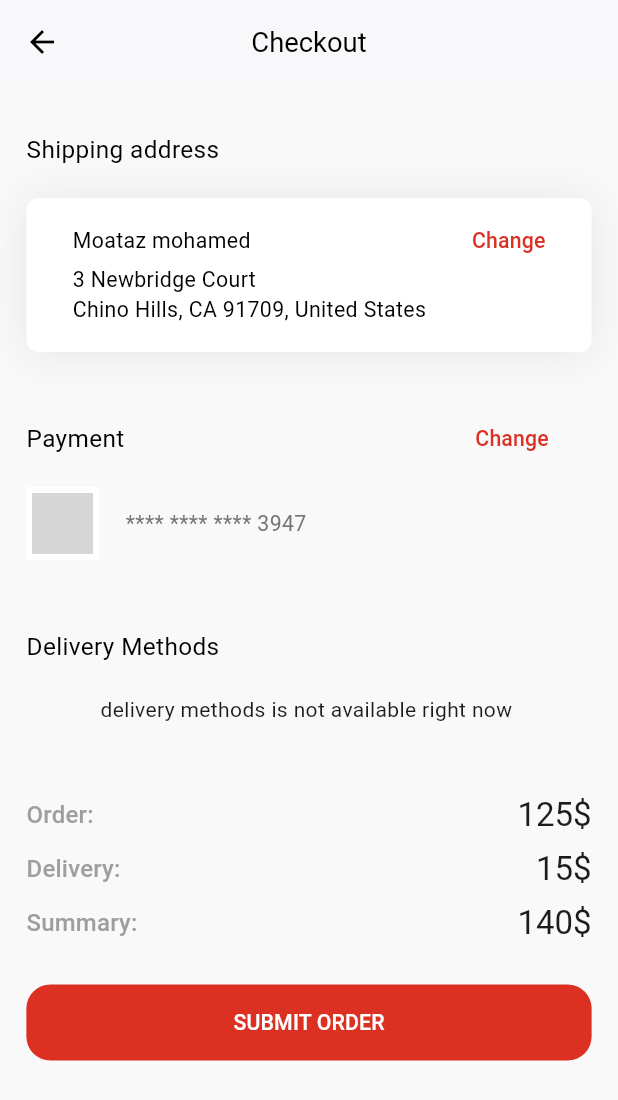
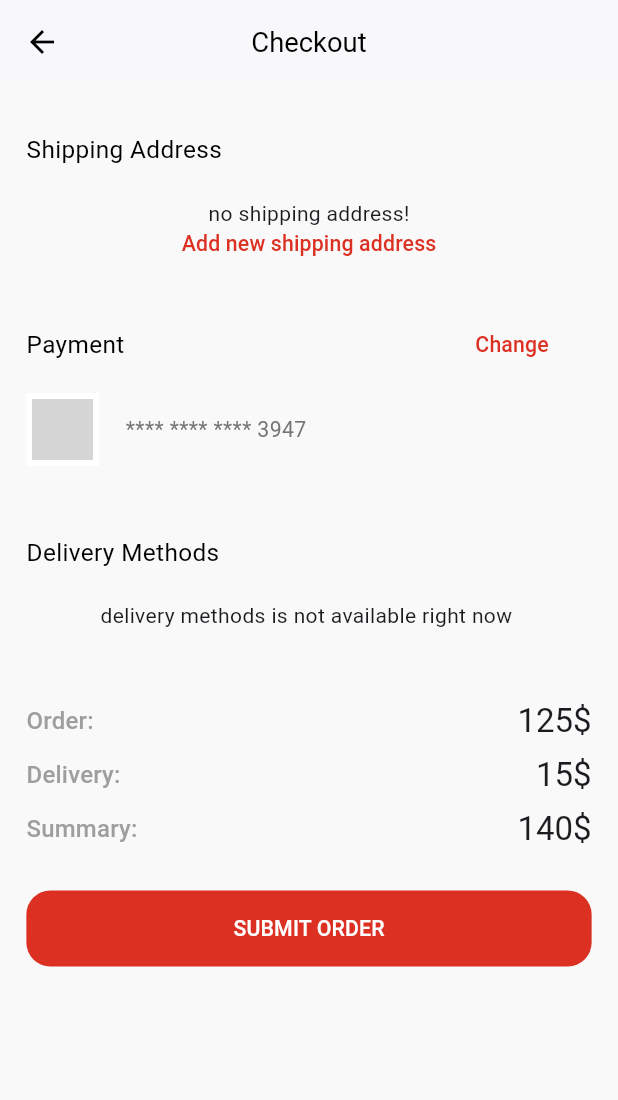
Before and after one commit to moataz399/e_commerce-with-firebase-and-provider, a Flutter app: the BottomNavBarPage screen opened directly, after a tap on "CHECK OUT", on a phone screen of 412 x 824 dp. Shown: the top 1100 px of the screen. Run offline on Flutter 3.47's test engine with Material 3 defaults, Android fonts, the phone set to English and light mode, and no system bars; our stand-ins replace cloud_firestore, firebase_auth, firebase_core, flutter_rating_bar, flutter_screenutil, get_it and 1 more; accounts and stored records are empty; network calls fail; grey boxes are pictures that could not be loaded.

Commit message:
[feature] saving shipping address

```diff
--- a/lib/controllers/database_controller.dart
+++ b/lib/controllers/database_controller.dart
@@ -1,5 +1,6 @@
 import 'package:e_commerce/models/add_to_cart_model.dart';
 import 'package:e_commerce/models/delivery_method.dart';
+import 'package:e_commerce/models/shipping_address.dart';
 import 'package:e_commerce/models/user_model.dart';
 import 'package:e_commerce/services/firestore_services.dart';
 import 'package:e_commerce/utils/constants/api_path.dart';
@@ -15,7 +16,11 @@ abstract class Database {
 
   Stream<List<DeliveryMethodModel>> deliveryMethod();
 
+  Stream<List<ShippingAddressModel>> getShippingAddresses();
+
   Future<void> setUserData(UserData userData);
+
+  Future<void> saveAddress(ShippingAddressModel shippingAddressModel);
 
   Future<void> addToCart(AddToCartModel model);
 }
@@ -51,7 +56,7 @@ class FireStoreDatabase implements Database {
   @override
   Future<void> addToCart(AddToCartModel addToCartModel) async {
     return _service.setData(
-        path: ApiPath.AddToCart(uId, addToCartModel.id),
+        path: ApiPath.addToCart(uId, addToCartModel.id),
         data: addToCartModel.toMap());
   }
 
@@ -70,4 +75,18 @@ class FireStoreDatabase implements Database {
         builder: (data, documentId) =>
             DeliveryMethodModel.fromMap(data!, documentId));
   }
+
+  @override
+  Stream<List<ShippingAddressModel>> getShippingAddresses() {
+    return _service.collectionStream(
+        path: ApiPath.userShippingAddress(uId),
+        builder: (data, documentId) =>
+            ShippingAddressModel.fromMap(data!, documentId));
+  }
+
+  @override
+  Future<void> saveAddress(ShippingAddressModel address) async {
+    return await _service.setData(
+        path: ApiPath.newAddress(uId, address.id), data: address.toMap());
+  }
 }
--- /dev/null
+++ b/lib/models/shipping_address.dart
@@ -0,0 +1,46 @@
+class ShippingAddressModel {
+  final String id;
+  final String address;
+  final String fullName;
+  final String city;
+  final String country;
+  final String state;
+  final bool isDefault;
+  final String zipCode;
+
+  ShippingAddressModel(
+      {required this.id,
+      required this.address,
+      required this.fullName,
+      required this.city,
+      required this.country,
+      required this.state,
+      this.isDefault = false,
+      required this.zipCode});
+
+  Map<String, dynamic> toMap() {
+    return {
+      'id': id,
+      'address': address,
+      'fullName': fullName,
+      'city': city,
+      'country': country,
+      'state': state,
+      'isDefault': isDefault,
+      'zipCode': zipCode,
+    };
+  }
+
+  factory ShippingAddressModel.fromMap(Map<String, dynamic> map,String documentId) {
+    return ShippingAddressModel(
+      id: documentId,
+      address: map['address'] as String,
+      fullName: map['fullName'] as String,
+      city: map['city'] as String,
+      country: map['country'] as String,
+      state: map['state'] as String,
+      isDefault: map['isDefault'] as bool,
+      zipCode: map['zipCode'] as String,
+    );
+  }
+}
--- a/lib/utils/routing/app_router.dart
+++ b/lib/utils/routing/app_router.dart
@@ -7,14 +7,26 @@ import 'package:e_commerce/views/pages/landing_page.dart';
 import 'package:e_commerce/views/pages/login_page.dart';
 import 'package:e_commerce/views/pages/product_details.dart';
 import 'package:e_commerce/views/pages/register_page.dart';
+import 'package:e_commerce/views/pages/add_shipping_address_page.dart';
 import 'package:flutter/material.dart';
 import 'package:provider/provider.dart';
+
+import '../../views/pages/shipping_address_page.dart';
 
 Route<dynamic> onGenerate(RouteSettings settings) {
   switch (settings.name) {
     case AppRoutes.landingPage:
       return MaterialPageRoute(
         builder: (_) => const LandingPage(),
+        settings: settings,
+      );
+    case AppRoutes.addShippingAddressPage:
+      final database=settings.arguments as Database;
+      return MaterialPageRoute(
+        builder: (_) =>
+            Provider<Database>.value(
+                value: database,
+                child: const AddShippingAddressPage()),
         settings: settings,
       );
     case AppRoutes.productDetails:
@@ -35,6 +47,11 @@ Route<dynamic> onGenerate(RouteSettings settings) {
       return MaterialPageRoute(
         settings: settings,
         builder: (_) => const LoginPage(),
+      );
+    case AppRoutes.shippingAddressPage:
+      return MaterialPageRoute(
+        settings: settings,
+        builder: (_) => const ShippingAddressPage(),
       );
     case AppRoutes.checkOutPage:
       final database = settings.arguments as Database;
--- a/lib/utils/routing/routes.dart
+++ b/lib/utils/routing/routes.dart
@@ -6,4 +6,7 @@ class AppRoutes {
   static const String homePage = '/homePage';
   static const String productDetails = '/productDetails';
   static const String checkOutPage = '/checkOutPage';
+  static const String shippingAddressPage = '/shippingAddressPage';
+  static const String addShippingAddressPage =
+      '/checkOut/addShippingAddressPage';
 }
--- a/lib/views/pages/checkout_page.dart
+++ b/lib/views/pages/checkout_page.dart
@@ -1,6 +1,8 @@
 import 'package:e_commerce/controllers/database_controller.dart';
 import 'package:e_commerce/models/delivery_method.dart';
+import 'package:e_commerce/models/shipping_address.dart';
 import 'package:e_commerce/utils/helpers/spacing.dart';
+import 'package:e_commerce/utils/routing/routes.dart';
 import 'package:e_commerce/utils/theming/text_styles.dart';
 import 'package:e_commerce/views/widgets/app_text_button.dart';
 import 'package:flutter/material.dart';
@@ -12,6 +14,7 @@ import '../widgets/check_out/check_out_order_details.dart';
 import '../widgets/check_out/delivery_method.dart';
 import '../widgets/check_out/payment_component.dart';
 import '../widgets/check_out/shiping_address_component.dart';
+import '../widgets/loading_page.dart';
 
 class CheckOutPage extends StatefulWidget {
   const CheckOutPage({super.key});
@@ -43,11 +46,51 @@ class _CheckOutPageState extends State<CheckOutPage> {
             crossAxisAlignment: CrossAxisAlignment.start,
             children: [
               Text(
-                'Shipping address',
+                'Shipping Address',
                 style: TextStyles.font16BlackRegular,
               ),
               verticalSpace(20.h),
-              const ShippingAddressComponent(),
+              StreamBuilder<List<ShippingAddressModel>>(
+                  stream: database.getShippingAddresses(),
+                  builder: (context, snapshot) {
+                    if (snapshot.connectionState == ConnectionState.active) {
+                      final shippingAddresses = snapshot.data;
+
+                      if (shippingAddresses == null ||
+                          shippingAddresses.isEmpty) {
+                        return Center(
+                          child: Column(
+                            children: [
+                              const Text('no shipping address!'),
+                              TextButton(
+                                style: TextButton.styleFrom(
+                                  minimumSize: Size.zero,
+                                  padding:
+                                      EdgeInsets.symmetric(horizontal: 26.w),
+                                  tapTargetSize:
+                                      MaterialTapTargetSize.shrinkWrap,
+                                ),
+                                onPressed: () {
+                                  Navigator.of(context).pushNamed(
+                                      AppRoutes.addShippingAddressPage,
+                                      arguments: database);
+                                },
+                                child: Text(
+                                  'Add new shipping address',
+                                  style: TextStyles.font14DarkRedMedium,
+                                ),
+                              )
+                            ],
+                          ),
+                        );
+                      }
+
+                      return ShippingAddressComponent(
+                        shippingAddressModel: shippingAddresses[0],
+                      );
+                    }
+                    return const LoadingPage();
+                  }),
               verticalSpace(45.h),
               Row(
                 mainAxisAlignment: MainAxisAlignment.spaceBetween,
--- a/lib/views/pages/login_page.dart
+++ b/lib/views/pages/login_page.dart
@@ -31,7 +31,7 @@ class _LoginPageState extends State<LoginPage> {
     try {
       if (_formKey.currentState!.validate()) {
         await controller.submitLogin(
-            email: emailController.text, password: passwordController.text);
+            email: emailController.text.trim(), password: passwordController.text.trim());
         if (!mounted) return;
         Navigator.of(context).pushNamed(AppRoutes.bottomNavBar);
       }
--- a/lib/views/pages/register_page.dart
+++ b/lib/views/pages/register_page.dart
@@ -35,7 +35,8 @@ class _RegisterPageState extends State<RegisterPage> {
     try {
       if (_formKey.currentState!.validate()) {
         await controller.submitRegister(
-            email: emailController.text, password: passwordController.text);
+            email: emailController.text.trim(),
+            password: passwordController.text.trim());
         if (!mounted) return;
         Navigator.of(context).pushNamed(AppRoutes.bottomNavBar);
       }
--- a/lib/views/widgets/check_out/shiping_address_component.dart
+++ b/lib/views/widgets/check_out/shiping_address_component.dart
@@ -1,3 +1,4 @@
+import 'package:e_commerce/models/shipping_address.dart';
 import 'package:e_commerce/utils/helpers/spacing.dart';
 import 'package:flutter/material.dart';
 import 'package:flutter_screenutil/flutter_screenutil.dart';
@@ -5,7 +6,10 @@ import 'package:flutter_screenutil/flutter_screenutil.dart';
 import '../../../utils/theming/text_styles.dart';
 
 class ShippingAddressComponent extends StatelessWidget {
-  const ShippingAddressComponent({super.key});
+  const ShippingAddressComponent(
+      {super.key, required this.shippingAddressModel});
+
+  final ShippingAddressModel shippingAddressModel;
 
   @override
   Widget build(BuildContext context) {
@@ -31,7 +35,7 @@ class ShippingAddressComponent extends StatelessWidget {
               mainAxisAlignment: MainAxisAlignment.spaceBetween,
               children: [
                 Text(
-                  'Moataz mohamed',
+                  shippingAddressModel.fullName,
                   style: TextStyles.font14BlackRegular,
                 ),
                 TextButton(
@@ -40,7 +44,9 @@ class ShippingAddressComponent extends StatelessWidget {
                     padding: EdgeInsets.zero,
                     tapTargetSize: MaterialTapTargetSize.shrinkWrap,
                   ),
-                  onPressed: () {},
+                  onPressed: () {
+
+                  },
                   child: Text(
                     'Change',
                     style: TextStyles.font14DarkRedMedium,
--- /dev/null
+++ b/lib/views/widgets/loading_page.dart
@@ -0,0 +1,12 @@
+import 'package:flutter/material.dart';
+
+class LoadingPage extends StatelessWidget {
+  const LoadingPage({super.key});
+
+  @override
+  Widget build(BuildContext context) {
+    return const Center(
+      child: CircularProgressIndicator.adaptive(),
+    );
+  }
+}
--- a/pubspec.yaml
+++ b/pubspec.yaml
@@ -40,3 +40,4 @@ flutter:
     - assets/
     - lib/views/widgets/
     - lib/generated/
+    - lib/views/widgets/check_out/
```
Also changed, not shown: lib/utils/constants/api_path.dart (+18 -6 lines), lib/views/pages/add_shipping_address_page.dart (added, +160 -0 lines), lib/views/pages/shipping_address_page.dart (added, +9 -0 lines), lib/generated/assets.dart.
